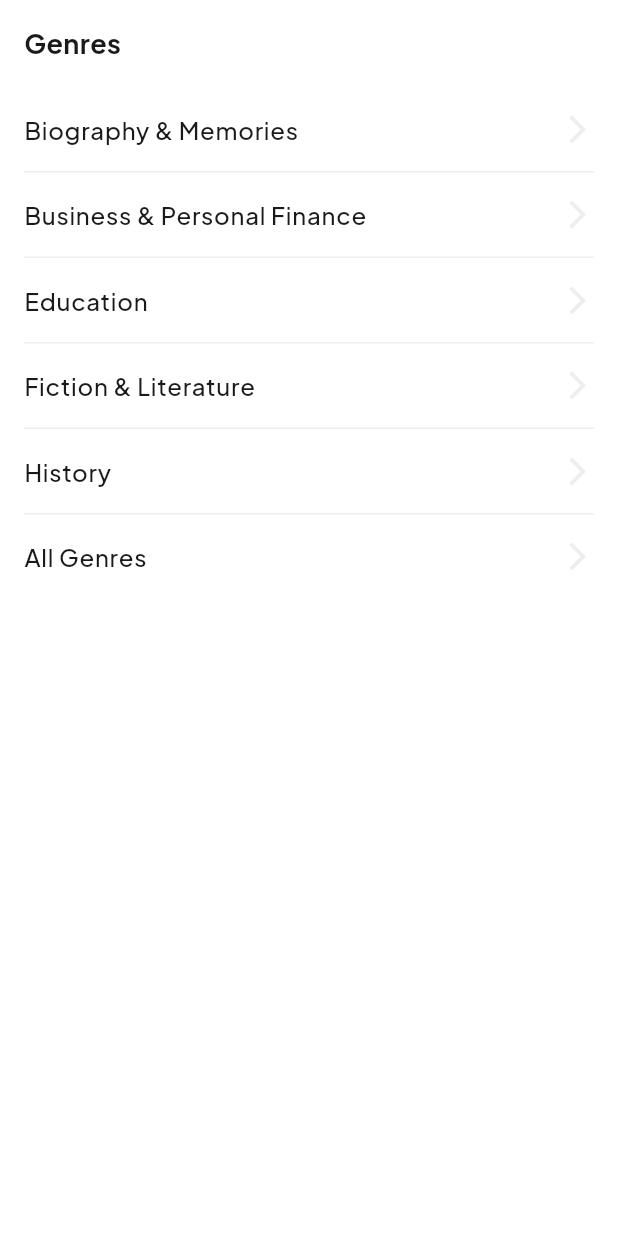
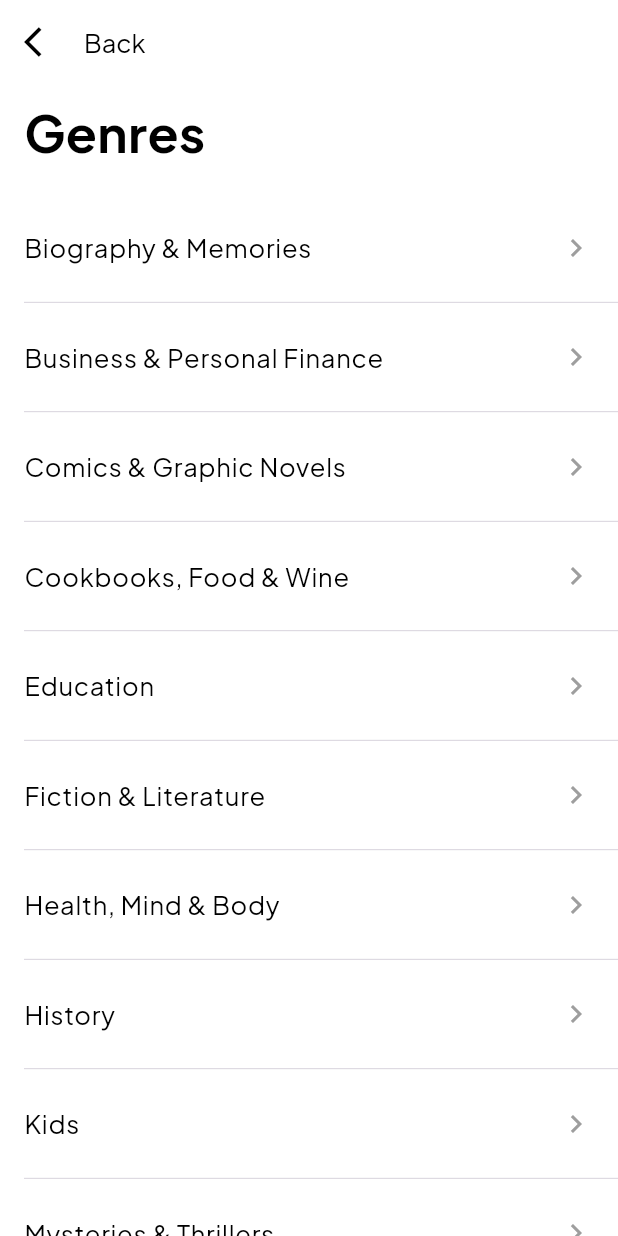
Before and after one commit to northernwolf00/elkitap, a Flutter app: the GenericListWidget widget shown alone on an empty page, opened directly, after a tap on "All Genres", on a phone screen of 412 x 824 dp. Run offline on Flutter 3.47's test engine with Material 3 defaults, Android fonts, the light colour scheme and no system bars; our stand-ins replace flutter_iconly, flutter_screenutil, flutter_svg, get, get_storage, hugeicons and 2 more; accounts and stored records are empty.

```diff
--- /dev/null
+++ b/lib/modules/store/views/all_geners_viev.dart
@@ -0,0 +1,94 @@
+import 'package:flutter/material.dart';
+
+class AllGenresView extends StatelessWidget {
+  const AllGenresView({Key? key}) : super(key: key);
+
+  @override
+  Widget build(BuildContext context) {
+    final genres = [
+      'Biography & Memories',
+      'Business & Personal Finance',
+      'Comics & Graphic Novels',
+      'Cookbooks, Food & Wine',
+      'Education',
+      'Fiction & Literature',
+      'Health, Mind & Body',
+      'History',
+      'Kids',
+      'Mysteries & Thrillers',
+      'Nonfiction',
+      'Politics & Current Events',
+      'Religion & Spirituality',
+      'Romance',
+      'Sci-Fi & Fantasy',
+      'Sports & Outdoors',
+      'Young Adult',
+    ];
+
+    return Scaffold(
+      backgroundColor: Colors.white,
+      appBar: AppBar(
+        backgroundColor: Colors.white,
+        elevation: 0,
+        leading: IconButton(
+          icon: const Icon(Icons.arrow_back_ios, color: Colors.black),
+          onPressed: () => Navigator.pop(context),
+        ),
+        title: const Text(
+          'Back',
+          style: TextStyle(
+            color: Colors.black,
+            fontSize: 17,
+            fontWeight: FontWeight.w400,
+          ),
+        ),
+        titleSpacing: 0,
+      ),
+      body: Column(
+        crossAxisAlignment: CrossAxisAlignment.start,
+        children: [
+          const Padding(
+            padding: EdgeInsets.fromLTRB(16, 8, 16, 16),
+            child: Text(
+              'Genres',
+              style: TextStyle(
+                fontSize: 34,
+                fontWeight: FontWeight.bold,
+                color: Colors.black,
+              ),
+            ),
+          ),
+          Expanded(
+            child: ListView.separated(
+              itemCount: genres.length,
+              separatorBuilder:
+                  (context, index) =>
+                      const Divider(height: 1, thickness: 0.5, indent: 16),
+              itemBuilder: (context, index) {
+                return ListTile(
+                  contentPadding: const EdgeInsets.symmetric(
+                    horizontal: 16,
+                    vertical: 8,
+                  ),
+                  title: Text(
+                    genres[index],
+                    style: const TextStyle(
+                      fontSize: 17,
+                      fontWeight: FontWeight.w400,
+                      color: Colors.black,
+                    ),
+                  ),
+                  trailing: const Icon(Icons.chevron_right, color: Colors.grey),
+                  onTap: () {
+                    // Navigate to genre detail page
+                    print('Tapped on ${genres[index]}');
+                  },
+                );
+              },
+            ),
+          ),
+        ],
+      ),
+    );
+  }
+}
--- a/lib/modules/store/widgets/generic_list_widget.dart
+++ b/lib/modules/store/widgets/generic_list_widget.dart
@@ -1,4 +1,5 @@
 import 'package:flutter/material.dart';
+import 'package:get/get.dart';
 
 class GenericListWidget extends StatelessWidget {
   const GenericListWidget({super.key});
@@ -49,7 +50,11 @@ class GenericListWidget extends StatelessWidget {
                       ),
                     ],
                   ),
-                  onTap: () {},
+                  onTap: () {
+                    if (item == 'All Genres') {
+                       Get.toNamed('/all-genres');
+                    }
+                  },
                 ),
                 // Only show divider if not the last item
                 if (index != genres.length - 1)
--- a/lib/routes/app_pages.dart
+++ b/lib/routes/app_pages.dart
@@ -3,6 +3,7 @@ import 'package:elkitap/modules/library/views/notes_view.dart';
 import 'package:elkitap/modules/library/views/reading_list_view.dart';
 import 'package:elkitap/modules/profile/views/profile_view.dart';
 import 'package:elkitap/modules/splash/views/splash_view.dart';
+import 'package:elkitap/modules/store/views/all_geners_viev.dart';
 import 'package:elkitap/modules/store/views/author_view.dart';
 import 'package:elkitap/modules/store/views/store_detail_view.dart';
 import 'package:get/get.dart';
@@ -18,5 +19,6 @@ abstract class AppPages {
     GetPage(name: Routes.NOTES, page: () => const NotesScreen()),
     GetPage(name: Routes.BOOK_DETAIL, page: () => const BookDetailView()),
     GetPage(name: Routes.AUTHOR_DETAIL, page: () => const BookAuthorView()),
+    GetPage(name: Routes.ALL_GENRES, page: () => const AllGenresView()),
   ];
 }
--- a/lib/routes/app_routes.dart
+++ b/lib/routes/app_routes.dart
@@ -6,4 +6,5 @@ abstract class Routes {
   static const NOTES = '/notes';
   static const BOOK_DETAIL = '/book-detail';
   static const AUTHOR_DETAIL = '/author-detail';
+  static const ALL_GENRES = '/all-genres';
 }
```
